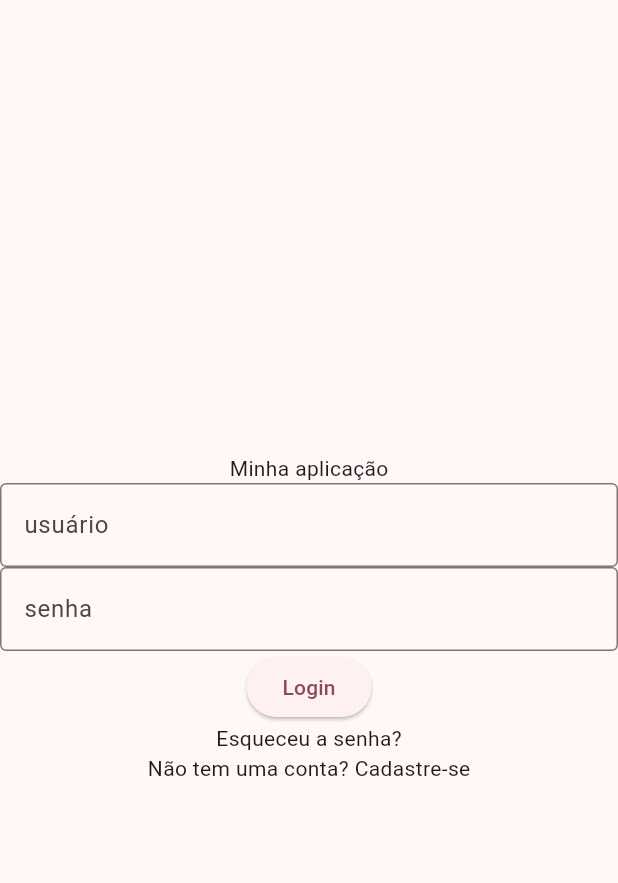
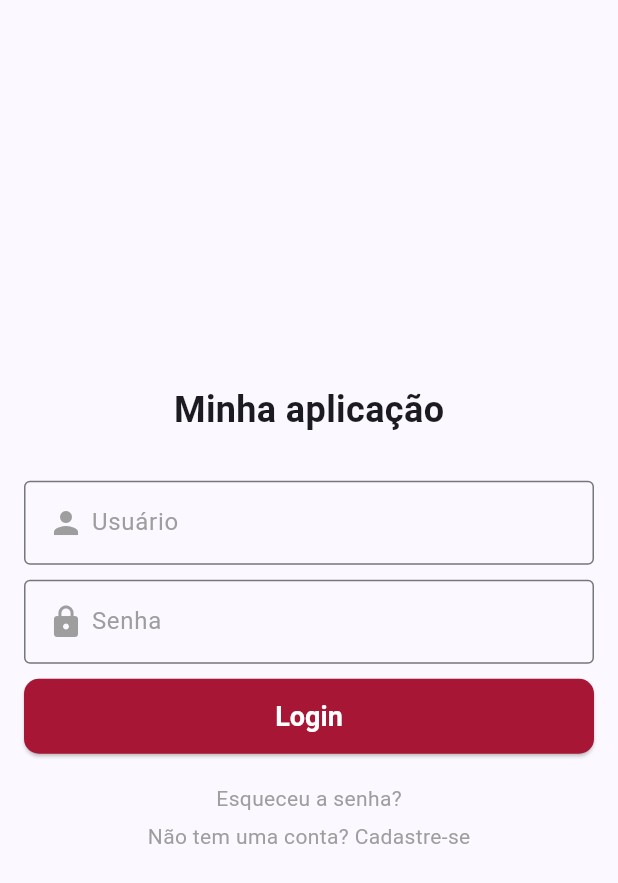
Before and after one commit to felipemadu13/flutter-u2, a Flutter app: the screen it shows after launch, on a phone screen of 412 x 824 dp. Shown: the top 883 px of the screen. Run offline on Flutter 3.47's test engine with Material 3 defaults, Android fonts, the phone set to English and light mode, and no system bars.

Commit message:
feat: Mudança no design da página de login

```diff
--- a/flutter_u2/lib/main.dart
+++ b/flutter_u2/lib/main.dart
@@ -12,33 +12,68 @@ class MyApp extends StatelessWidget {
     return MaterialApp(
       title: 'Flutter Demo',
       theme: ThemeData(
-        colorScheme: ColorScheme.fromSeed(seedColor: Colors.pinkAccent),
+        colorScheme: ColorScheme.fromSeed(seedColor: Colors.indigo),
       ),
       home: Scaffold(
       body: Center(
-        child: Column(
+        child: Padding(
+          padding: const EdgeInsets.all(16.0),
+          child: Column(
           mainAxisAlignment: MainAxisAlignment.center,
           children: <Widget> [
-            Text('Minha aplicação'),
+            Text('Minha aplicação', style: TextStyle(fontSize: 24.0, fontWeight: FontWeight.bold)),
+            SizedBox(height: 30.0),
+
             TextFormField(
               decoration: InputDecoration(
-                labelText: 'usuário',
+                label: Row(
+                  children: [
+                    Icon(Icons.person, color: Colors.grey),
+                    SizedBox(width: 5),
+                    Text('Usuário'),
+                  ],
+                ),
                 border: OutlineInputBorder(),
+                labelStyle: TextStyle(color: Colors.grey),
               ),
             ),
+            SizedBox(height: 10.0),
             TextFormField(
               decoration: InputDecoration(
-                labelText: 'senha',
+                                label: Row(
+                  children: [
+                    Icon(Icons.lock, color: Colors.grey),
+                    SizedBox(width: 5),
+                    Text('Senha'),
+                  ],
+                ),
                 border: OutlineInputBorder(),
+                labelStyle: TextStyle(color: Colors.grey),
               ),
             ),
+            SizedBox(height: 10.0),
             ElevatedButton(
+              style: ElevatedButton.styleFrom(
+                backgroundColor: const Color.fromARGB(255, 167, 22, 53),
+                foregroundColor: Colors.white,
+                textStyle: const TextStyle(fontSize: 18.0, fontWeight: FontWeight.bold),
+                minimumSize: const Size(double.infinity, 50),
+                shape: RoundedRectangleBorder(
+                  borderRadius: BorderRadius.circular(10), // borda arredondada
+                ),
+              ),
               onPressed: () {}, child: const Text('Login')
             ),
-            Text( 'Esqueceu a senha?'),
-            Text('Não tem uma conta? Cadastre-se'),
+            SizedBox(height: 20.0),
+            Text( 'Esqueceu a senha?', style: TextStyle(color: Colors.grey)),
+            SizedBox(height: 5.0),
+            Text('Não tem uma conta? Cadastre-se', style: TextStyle(color: Colors.grey)),
           ],
         ),
+
+
+        ),
+
       ),
      )
     );
```
